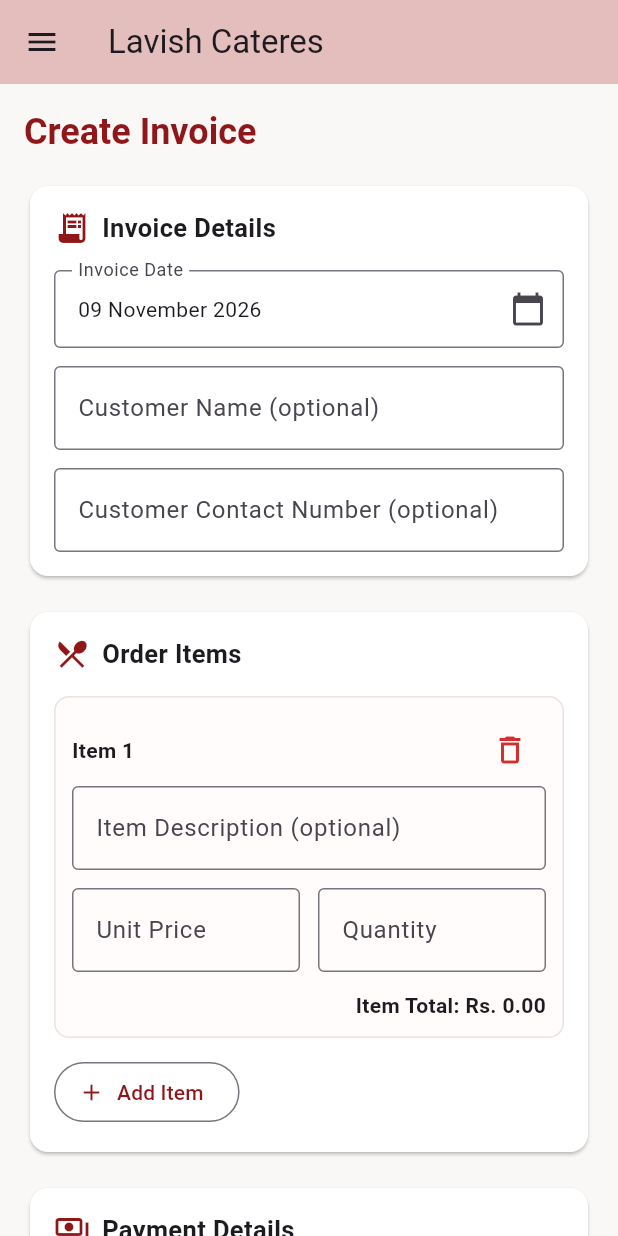
After one commit to oowais95/CaterersAdminFlutterApp, a Flutter app: the screen it shows after launch, in the side drawer, after a tap on "Invoicing", on a phone screen of 412 x 824 dp. The commit adds this screen. Run offline on Flutter 3.47's test engine with Material 3 defaults, Android fonts, the phone set to English and light mode, and no system bars.

Commit message:
invoicing page and template added standalone - not integrated

```diff
--- /dev/null
+++ b/NOTES.txt
@@ -0,0 +1,3 @@
+
+COMMAND
+	flutter run
--- a/lib/main.dart
+++ b/lib/main.dart
@@ -1,4 +1,5 @@
 import 'package:flutter/material.dart';
+import 'pages/invoicing_page.dart';
 
 void main() {
   runApp(FoodCalculatorApp());
@@ -124,6 +125,17 @@ class _FoodCalculatorPageState extends State<FoodCalculatorPage> {
                 });
               },
             ),
+            ListTile(
+              leading: Icon(Icons.receipt_long),
+              title: Text('Invoicing'),
+              selected: selectedPage == 3,
+              onTap: () {
+                setState(() {
+                  selectedPage = 3;
+                  Navigator.pop(context);
+                });
+              },
+            ),
           ],
         ),
       ),
@@ -149,7 +161,11 @@ class _FoodCalculatorPageState extends State<FoodCalculatorPage> {
               ],
             )
           : null,
-      body: selectedPage == 1 ? _buildDefaultBody() : _buildHardcodedPackagesPage(),
+      body: selectedPage == 1
+          ? _buildDefaultBody()
+          : selectedPage == 2
+              ? _buildHardcodedPackagesPage()
+              : const InvoicingPage(),
     );
   }
 
--- /dev/null
+++ b/lib/pages/invoicing_page.dart
@@ -0,0 +1,374 @@
+import 'package:flutter/material.dart';
+import 'package:flutter/services.dart';
+
+class InvoicingPage extends StatefulWidget {
+  const InvoicingPage({super.key});
+
+  @override
+  State<InvoicingPage> createState() => _InvoicingPageState();
+}
+
+class _InvoicingPageState extends State<InvoicingPage> {
+  final TextEditingController _customerNameController = TextEditingController();
+  final TextEditingController _customerContactController =
+      TextEditingController();
+  final TextEditingController _paidAmountController = TextEditingController();
+  final List<_InvoiceItem> _items = [_InvoiceItem()];
+  DateTime _invoiceDate = DateTime.now();
+
+  double get _grandTotal => _items.fold(0, (total, item) => total + item.total);
+
+  double get _paidAmount =>
+      double.tryParse(_paidAmountController.text.trim()) ?? 0;
+
+  double get _balanceAmount => _grandTotal - _paidAmount;
+
+  @override
+  void dispose() {
+    _customerNameController.dispose();
+    _customerContactController.dispose();
+    _paidAmountController.dispose();
+    for (final item in _items) {
+      item.dispose();
+    }
+    super.dispose();
+  }
+
+  Future<void> _selectInvoiceDate() async {
+    final selectedDate = await showDatePicker(
+      context: context,
+      initialDate: _invoiceDate,
+      firstDate: DateTime(2000),
+      lastDate: DateTime(2100),
+    );
+    if (selectedDate != null) {
+      setState(() => _invoiceDate = selectedDate);
+    }
+  }
+
+  void _addItem() {
+    setState(() => _items.add(_InvoiceItem()));
+  }
+
+  void _removeItem(int index) {
+    final removedItem = _items.removeAt(index);
+    removedItem.dispose();
+    setState(() {});
+  }
+
+  void _refreshTotals() => setState(() {});
+
+  String? _validateAmount(String? value) {
+    if (value == null || value.trim().isEmpty) return null;
+    final amount = double.tryParse(value);
+    if (amount == null || !amount.isFinite || amount < 0) {
+      return 'Enter a valid non-negative number';
+    }
+    return null;
+  }
+
+  @override
+  Widget build(BuildContext context) {
+    final dateText =
+        '${_invoiceDate.day.toString().padLeft(2, '0')} ${_monthName(_invoiceDate.month)} ${_invoiceDate.year}';
+
+    return Container(
+      color: const Color(0xFFFAF8F7),
+      child: Form(
+        autovalidateMode: AutovalidateMode.onUserInteraction,
+        child: ListView(
+          padding: const EdgeInsets.all(16),
+          children: [
+            Text(
+              'Create Invoice',
+              style: Theme.of(context).textTheme.headlineSmall?.copyWith(
+                    fontWeight: FontWeight.w700,
+                    color: const Color(0xFF8F1719),
+                  ),
+            ),
+            const SizedBox(height: 16),
+            _sectionCard(
+              title: 'Invoice Details',
+              icon: Icons.receipt_long,
+              children: [
+                InkWell(
+                  key: const ValueKey('invoice-date'),
+                  onTap: _selectInvoiceDate,
+                  borderRadius: BorderRadius.circular(8),
+                  child: InputDecorator(
+                    decoration: const InputDecoration(
+                      labelText: 'Invoice Date',
+                      border: OutlineInputBorder(),
+                      suffixIcon: Icon(Icons.calendar_today),
+                    ),
+                    child: Text(dateText),
+                  ),
+                ),
+                const SizedBox(height: 12),
+                TextFormField(
+                  controller: _customerNameController,
+                  textCapitalization: TextCapitalization.words,
+                  decoration: const InputDecoration(
+                    labelText: 'Customer Name (optional)',
+                    border: OutlineInputBorder(),
+                  ),
+                ),
+                const SizedBox(height: 12),
+                TextFormField(
+                  controller: _customerContactController,
+                  keyboardType: TextInputType.phone,
+                  decoration: const InputDecoration(
+                    labelText: 'Customer Contact Number (optional)',
+                    border: OutlineInputBorder(),
+                  ),
+                ),
+              ],
+            ),
+            const SizedBox(height: 16),
+            _sectionCard(
+              title: 'Order Items',
+              icon: Icons.restaurant_menu,
+              children: [
+                for (var index = 0; index < _items.length; index++)
+                  _buildItemCard(index, _items[index]),
+                Align(
+                  alignment: Alignment.centerLeft,
+                  child: OutlinedButton.icon(
+                    onPressed: _addItem,
+                    icon: const Icon(Icons.add),
+                    label: const Text('Add Item'),
+                    style: OutlinedButton.styleFrom(
+                      foregroundColor: const Color(0xFF8F1719),
+                    ),
+                  ),
+                ),
+              ],
+            ),
+            const SizedBox(height: 16),
+            _sectionCard(
+              title: 'Payment Details',
+              icon: Icons.payments_outlined,
+              children: [
+                _totalRow('Grand Total', _grandTotal, isEmphasized: true),
+                const SizedBox(height: 12),
+                TextFormField(
+                  key: const ValueKey('paid-amount'),
+                  controller: _paidAmountController,
+                  keyboardType:
+                      const TextInputType.numberWithOptions(decimal: true),
+                  inputFormatters: [_NonNegativeDecimalFormatter()],
+                  validator: _validateAmount,
+                  onChanged: (_) => _refreshTotals(),
+                  decoration: const InputDecoration(
+                    labelText: 'Paid Amount (optional)',
+                    border: OutlineInputBorder(),
+                    prefixText: 'Rs. ',
+                  ),
+                ),
+                const SizedBox(height: 12),
+                _totalRow('Balance Amount', _balanceAmount),
+              ],
+            ),
+            const SizedBox(height: 16),
+          ],
+        ),
+      ),
+    );
+  }
+
+  Widget _buildItemCard(int index, _InvoiceItem item) {
+    return Card(
+      key: ObjectKey(item),
+      margin: const EdgeInsets.only(bottom: 12),
+      elevation: 0,
+      color: const Color(0xFFFFFCFB),
+      shape: RoundedRectangleBorder(
+        borderRadius: BorderRadius.circular(10),
+        side: const BorderSide(color: Color(0xFFE9E3E1)),
+      ),
+      child: Padding(
+        padding: const EdgeInsets.all(12),
+        child: Column(
+          crossAxisAlignment: CrossAxisAlignment.start,
+          children: [
+            Row(
+              children: [
+                Expanded(
+                  child: Text(
+                    'Item ${index + 1}',
+                    style: const TextStyle(fontWeight: FontWeight.w600),
+                  ),
+                ),
+                IconButton(
+                  key: ValueKey('remove-item-$index'),
+                  tooltip: 'Remove item',
+                  onPressed: () => _removeItem(index),
+                  icon: const Icon(Icons.delete_outline),
+                  color: Colors.red.shade700,
+                ),
+              ],
+            ),
+            TextFormField(
+              key: ValueKey('item-description-$index'),
+              controller: item.descriptionController,
+              textCapitalization: TextCapitalization.sentences,
+              decoration: const InputDecoration(
+                labelText: 'Item Description (optional)',
+                border: OutlineInputBorder(),
+              ),
+            ),
+            const SizedBox(height: 12),
+            Row(
+              children: [
+                Expanded(
+                  child: TextFormField(
+                    key: ValueKey('item-unit-price-$index'),
+                    controller: item.unitPriceController,
+                    keyboardType:
+                        const TextInputType.numberWithOptions(decimal: true),
+                    inputFormatters: [_NonNegativeDecimalFormatter()],
+                    validator: _validateAmount,
+                    onChanged: (_) => _refreshTotals(),
+                    decoration: const InputDecoration(
+                      labelText: 'Unit Price',
+                      border: OutlineInputBorder(),
+                      prefixText: 'Rs. ',
+                    ),
+                  ),
+                ),
+                const SizedBox(width: 12),
+                Expanded(
+                  child: TextFormField(
+                    key: ValueKey('item-quantity-$index'),
+                    controller: item.quantityController,
+                    keyboardType:
+                        const TextInputType.numberWithOptions(decimal: true),
+                    inputFormatters: [_NonNegativeDecimalFormatter()],
+                    validator: _validateAmount,
+                    onChanged: (_) => _refreshTotals(),
+                    decoration: const InputDecoration(
+                      labelText: 'Quantity',
+                      border: OutlineInputBorder(),
+                    ),
+                  ),
+                ),
+              ],
+            ),
+            const SizedBox(height: 12),
+            Align(
+              alignment: Alignment.centerRight,
+              child: Text(
+                'Item Total: Rs. ${item.total.toStringAsFixed(2)}',
+                key: ValueKey('item-total-$index'),
+                style: const TextStyle(fontWeight: FontWeight.w600),
+              ),
+            ),
+          ],
+        ),
+      ),
+    );
+  }
+
+  Widget _sectionCard({
+    required String title,
+    required IconData icon,
+    required List<Widget> children,
+  }) {
+    return Card(
+      elevation: 1,
+      color: Colors.white,
+      shape: RoundedRectangleBorder(borderRadius: BorderRadius.circular(12)),
+      child: Padding(
+        padding: const EdgeInsets.all(16),
+        child: Column(
+          crossAxisAlignment: CrossAxisAlignment.stretch,
+          children: [
+            Row(
+              children: [
+                Icon(icon, color: const Color(0xFF8F1719)),
+                const SizedBox(width: 8),
+                Text(
+                  title,
+                  style: const TextStyle(
+                    fontSize: 17,
+                    fontWeight: FontWeight.w700,
+                  ),
+                ),
+              ],
+            ),
+            const SizedBox(height: 16),
+            ...children,
+          ],
+        ),
+      ),
+    );
+  }
+
+  Widget _totalRow(String label, double amount, {bool isEmphasized = false}) {
+    return Row(
+      mainAxisAlignment: MainAxisAlignment.spaceBetween,
+      children: [
+        Text(
+          label,
+          style: TextStyle(
+            fontSize: isEmphasized ? 16 : 14,
+            fontWeight: isEmphasized ? FontWeight.w700 : FontWeight.w500,
+          ),
+        ),
+        Text(
+          'Rs. ${amount.toStringAsFixed(2)}',
+          style: TextStyle(
+            fontSize: isEmphasized ? 18 : 16,
+            fontWeight: FontWeight.w700,
+            color: isEmphasized ? const Color(0xFF8F1719) : null,
+          ),
+        ),
+      ],
+    );
+  }
+
+  String _monthName(int month) => const [
+        'January',
+        'February',
+        'March',
+        'April',
+        'May',
+        'June',
+        'July',
+        'August',
+        'September',
+        'October',
+        'November',
+        'December',
+      ][month - 1];
+}
+
+class _InvoiceItem {
+  final TextEditingController descriptionController = TextEditingController();
+  final TextEditingController unitPriceController = TextEditingController();
+  final TextEditingController quantityController = TextEditingController();
+
+  double get total {
+    final unitPrice = double.tryParse(unitPriceController.text.trim()) ?? 0;
+    final quantity = double.tryParse(quantityController.text.trim()) ?? 0;
+    return unitPrice * quantity;
+  }
+
+  void dispose() {
+    descriptionController.dispose();
+    unitPriceController.dispose();
+    quantityController.dispose();
+  }
+}
+
+class _NonNegativeDecimalFormatter extends TextInputFormatter {
+  static final _validDecimal = RegExp(r'^\d*\.?\d*$');
+
+  @override
+  TextEditingValue formatEditUpdate(
+    TextEditingValue oldValue,
+    TextEditingValue newValue,
+  ) {
+    return _validDecimal.hasMatch(newValue.text) ? newValue : oldValue;
+  }
+}
```
Also changed, not shown: pubspec.lock, 4 other files.
